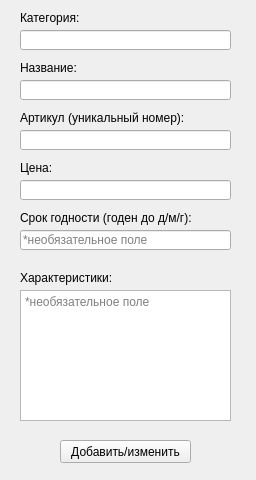
This is src/qt_designs/forms/product_form.ui in GeniusBarsik/it-test as Qt 5 draws it before an edit. The edited form follows.
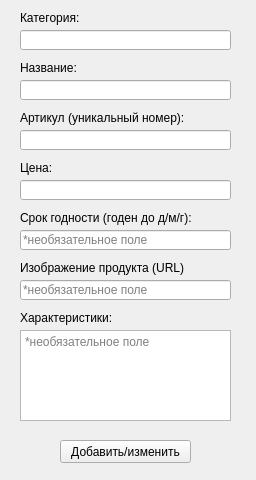
This is the edited form.

Commit message: Добавление продукта в бд

What changed in the file:
```diff
--- a/src/qt_designs/forms/product_form.ui
+++ b/src/qt_designs/forms/product_form.ui
@@ -98,7 +98,7 @@
     <property name="geometry">
      <rect>
       <x>20</x>
-      <y>270</y>
+      <y>310</y>
       <width>121</width>
       <height>16</height>
      </rect>
@@ -157,9 +157,9 @@
     <property name="geometry">
      <rect>
       <x>20</x>
-      <y>290</y>
+      <y>330</y>
       <width>211</width>
-      <height>131</height>
+      <height>91</height>
      </rect>
     </property>
     <property name="placeholderText">
@@ -192,6 +192,35 @@
      <string>Цена:</string>
     </property>
    </widget>
+   <widget class="QLabel" name="label_9">
+    <property name="geometry">
+     <rect>
+      <x>20</x>
+      <y>260</y>
+      <width>201</width>
+      <height>16</height>
+     </rect>
+    </property>
+    <property name="styleSheet">
+     <string notr="true">font: 10pt &quot;Segoe UI&quot;;</string>
+    </property>
+    <property name="text">
+     <string>Изображение продукта (URL)</string>
+    </property>
+   </widget>
+   <widget class="QLineEdit" name="image_url_line_edit">
+    <property name="geometry">
+     <rect>
+      <x>20</x>
+      <y>280</y>
+      <width>211</width>
+      <height>20</height>
+     </rect>
+    </property>
+    <property name="placeholderText">
+     <string>*необязательное поле</string>
+    </property>
+   </widget>
   </widget>
  </widget>
  <resources/>
```
The commit also changes 4 other files.
